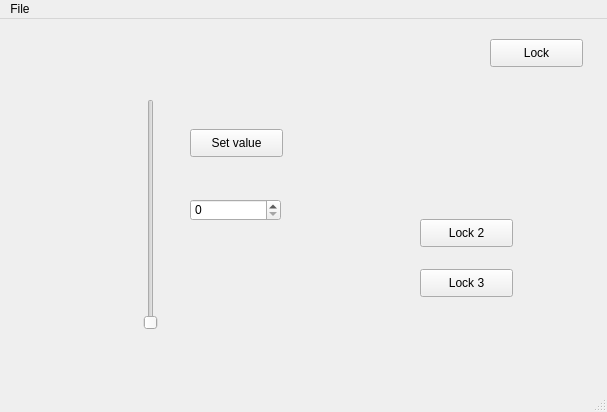
First picture: the form in qttasktesting.ui, repository MatthewEadie/QtTaskTesting, before the edit.
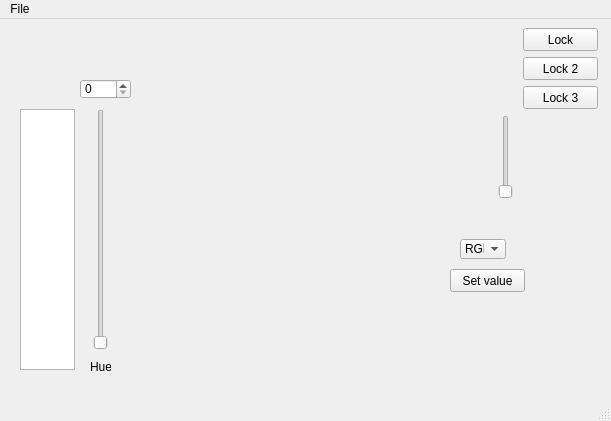
Second picture: the form after the edit.

```diff
--- a/qttasktesting.ui
+++ b/qttasktesting.ui
@@ -6,8 +6,8 @@
    <rect>
     <x>0</x>
     <y>0</y>
-    <width>607</width>
-    <height>412</height>
+    <width>611</width>
+    <height>421</height>
    </rect>
   </property>
   <property name="windowTitle">
@@ -17,10 +17,10 @@
    <widget class="QPushButton" name="btnLockUnlock">
     <property name="geometry">
      <rect>
-      <x>490</x>
-      <y>20</y>
-      <width>93</width>
-      <height>28</height>
+      <x>523</x>
+      <y>9</y>
+      <width>75</width>
+      <height>23</height>
      </rect>
     </property>
     <property name="text">
@@ -33,49 +33,13 @@
      <bool>false</bool>
     </property>
    </widget>
-   <widget class="QPushButton" name="btnSetValue">
-    <property name="geometry">
-     <rect>
-      <x>190</x>
-      <y>110</y>
-      <width>93</width>
-      <height>28</height>
-     </rect>
-    </property>
-    <property name="text">
-     <string>Set value</string>
-    </property>
-   </widget>
-   <widget class="QSlider" name="verticalSlider">
-    <property name="geometry">
-     <rect>
-      <x>140</x>
-      <y>80</y>
-      <width>22</width>
-      <height>231</height>
-     </rect>
-    </property>
-    <property name="orientation">
-     <enum>Qt::Vertical</enum>
-    </property>
-   </widget>
-   <widget class="QSpinBox" name="numValueBox">
-    <property name="geometry">
-     <rect>
-      <x>190</x>
-      <y>180</y>
-      <width>91</width>
-      <height>22</height>
-     </rect>
-    </property>
-   </widget>
    <widget class="QPushButton" name="btnLock2">
     <property name="geometry">
      <rect>
-      <x>420</x>
-      <y>200</y>
-      <width>93</width>
-      <height>28</height>
+      <x>523</x>
+      <y>38</y>
+      <width>75</width>
+      <height>23</height>
      </rect>
     </property>
     <property name="text">
@@ -91,10 +55,10 @@
    <widget class="QPushButton" name="btnLock3">
     <property name="geometry">
      <rect>
-      <x>420</x>
-      <y>250</y>
-      <width>93</width>
-      <height>28</height>
+      <x>523</x>
+      <y>67</y>
+      <width>75</width>
+      <height>23</height>
      </rect>
     </property>
     <property name="text">
@@ -107,14 +71,120 @@
      <bool>false</bool>
     </property>
    </widget>
+   <widget class="QPushButton" name="btnSetValue">
+    <property name="geometry">
+     <rect>
+      <x>450</x>
+      <y>250</y>
+      <width>75</width>
+      <height>23</height>
+     </rect>
+    </property>
+    <property name="text">
+     <string>Set value</string>
+    </property>
+   </widget>
+   <widget class="QSpinBox" name="numValueBox">
+    <property name="geometry">
+     <rect>
+      <x>80</x>
+      <y>60</y>
+      <width>51</width>
+      <height>20</height>
+     </rect>
+    </property>
+    <property name="maximum">
+     <number>180</number>
+    </property>
+   </widget>
+   <widget class="QSlider" name="verticalSlider">
+    <property name="geometry">
+     <rect>
+      <x>495</x>
+      <y>96</y>
+      <width>22</width>
+      <height>84</height>
+     </rect>
+    </property>
+    <property name="orientation">
+     <enum>Qt::Vertical</enum>
+    </property>
+   </widget>
+   <widget class="QComboBox" name="comboBox_colourMap">
+    <property name="geometry">
+     <rect>
+      <x>460</x>
+      <y>220</y>
+      <width>46</width>
+      <height>20</height>
+     </rect>
+    </property>
+    <item>
+     <property name="text">
+      <string>RGB</string>
+     </property>
+    </item>
+    <item>
+     <property name="text">
+      <string>HSV</string>
+     </property>
+    </item>
+    <item>
+     <property name="text">
+      <string>LLS</string>
+     </property>
+    </item>
+   </widget>
+   <widget class="QGraphicsView" name="graphicsView">
+    <property name="geometry">
+     <rect>
+      <x>20</x>
+      <y>90</y>
+      <width>55</width>
+      <height>261</height>
+     </rect>
+    </property>
+   </widget>
+   <widget class="QSlider" name="verticalSlider_Hue">
+    <property name="geometry">
+     <rect>
+      <x>90</x>
+      <y>90</y>
+      <width>22</width>
+      <height>241</height>
+     </rect>
+    </property>
+    <property name="minimum">
+     <number>1</number>
+    </property>
+    <property name="maximum">
+     <number>180</number>
+    </property>
+    <property name="orientation">
+     <enum>Qt::Vertical</enum>
+    </property>
+   </widget>
+   <widget class="QLabel" name="label">
+    <property name="geometry">
+     <rect>
+      <x>90</x>
+      <y>340</y>
+      <width>21</width>
+      <height>16</height>
+     </rect>
+    </property>
+    <property name="text">
+     <string>Hue</string>
+    </property>
+   </widget>
   </widget>
   <widget class="QMenuBar" name="menuBar">
    <property name="geometry">
     <rect>
      <x>0</x>
      <y>0</y>
-     <width>607</width>
-     <height>26</height>
+     <width>611</width>
+     <height>21</height>
     </rect>
    </property>
    <widget class="QMenu" name="menuFile">
```
